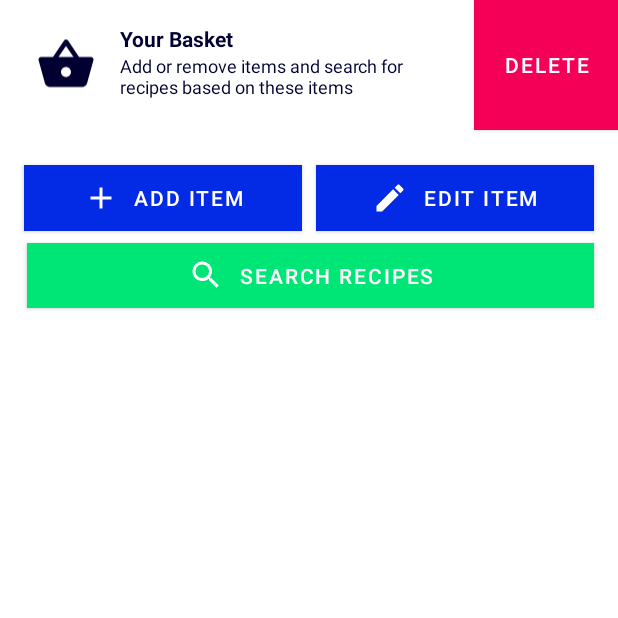
After one commit to veegishx/SmartyBucket, an Android app: the ReviewListImageItems screen opened directly, with no data from a screen before it, on a phone screen of 412 x 824 dp, the top half of it. The commit adds this screen. Run offline under Robolectric (Android 15) with nearby library versions, the phone set to English and light mode, and no system bars.

Commit message:
added layout to review items extracted via OCR

```diff
--- a/app/src/main/AndroidManifest.xml
+++ b/app/src/main/AndroidManifest.xml
@@ -11,6 +11,7 @@
         android:supportsRtl="true"
         android:theme="@style/AppTheme"
         android:usesCleartextTraffic="true">
+        <activity android:name=".ReviewListImageItems"></activity>
         <activity android:name=".MainActivity" />
         <activity android:name=".MyProfile" />
         <activity android:name=".parseListImage" />
@@ -26,8 +27,7 @@
                 <category android:name="android.intent.category.LAUNCHER" />
             </intent-filter>
         </activity> <!-- cropping activity -->
-        <activity
-            android:name="com.soundcloud.android.crop.CropImageActivity" /> <!-- Facebook Login activity -->
+        <activity android:name="com.soundcloud.android.crop.CropImageActivity" /> <!-- Facebook Login activity -->
         <activity
             android:name="com.facebook.FacebookActivity"
             android:configChanges="keyboard|keyboardHidden|screenLayout|screenSize|orientation"
@@ -49,21 +49,20 @@
             android:name="com.facebook.sdk.ApplicationId"
             android:value="@string/facebook_app_id"
             tools:replace="android:value" />
-
         <meta-data
             android:name="com.google.android.gms.vision.DEPENDENCIES"
             android:value="ocr" />
     </application>
     <uses-feature
-        android:name="android.hardware.camera.any"
+        android:name="android.hardware.camera"
         android:required="true" />
 
     <uses-feature
-        android:name="android.hardware.camera"
+        android:name="android.hardware.camera.any"
         android:required="true" />
-    <uses-permission android:name="android.permission.WRITE_EXTERNAL_STORAGE" />
     <uses-permission android:name="android.permission.CAMERA" />
-
     <uses-permission android:name="android.permission.INTERNET" />
 
+    <uses-permission android:name="android.permission.WRITE_EXTERNAL_STORAGE" />
+
 </manifest>
--- a/app/src/main/java/com/saphyrelabs/smartybucket/MainActivity.java
+++ b/app/src/main/java/com/saphyrelabs/smartybucket/MainActivity.java
@@ -37,12 +37,22 @@ import java.util.Arrays;
 
 public class MainActivity extends AppCompatActivity {
     BottomAppBar bab;
+    Button test1;
     private BottomSheetDialog bottomSheetDialog;
 
     @Override
     protected void onCreate(Bundle savedInstanceState) {
         super.onCreate(savedInstanceState);
         setContentView(R.layout.activity_main);
+
+        test1 = (Button) findViewById(R.id.test1);
+        test1.setOnClickListener(new View.OnClickListener() {
+            @Override
+            public void onClick(View view) {
+                Intent i = new Intent(MainActivity.this, ReviewListImageItems.class);
+                startActivity(i);
+            }
+        });
 
         // Retrieving persistent data
         SharedPreferences myPreferences = getSharedPreferences("myPreferences", MODE_PRIVATE);
--- /dev/null
+++ b/app/src/main/java/com/saphyrelabs/smartybucket/ReviewListImageItems.java
@@ -0,0 +1,14 @@
+package com.saphyrelabs.smartybucket;
+
+import androidx.appcompat.app.AppCompatActivity;
+
+import android.os.Bundle;
+
+public class ReviewListImageItems extends AppCompatActivity {
+
+    @Override
+    protected void onCreate(Bundle savedInstanceState) {
+        super.onCreate(savedInstanceState);
+        setContentView(R.layout.activity_review_list_image_items);
+    }
+}
--- /dev/null
+++ b/app/src/main/java/com/saphyrelabs/smartybucket/adapter/ListItemAdapter.java
@@ -0,0 +1,4 @@
+package com.saphyrelabs.smartybucket.adapter;
+
+public class ListItemAdapter {
+}
--- /dev/null
+++ b/app/src/main/res/drawable/ic_edit_black_24dp.xml
@@ -0,0 +1,5 @@
+<vector android:height="24dp" android:tint="#FFFFFF"
+    android:viewportHeight="24.0" android:viewportWidth="24.0"
+    android:width="24dp" xmlns:android="http://schemas.android.com/apk/res/android">
+    <path android:fillColor="#FF000000" android:pathData="M3,17.25V21h3.75L17.81,9.94l-3.75,-3.75L3,17.25zM20.71,7.04c0.39,-0.39 0.39,-1.02 0,-1.41l-2.34,-2.34c-0.39,-0.39 -1.02,-0.39 -1.41,0l-1.83,1.83 3.75,3.75 1.83,-1.83z"/>
+</vector>
--- /dev/null
+++ b/app/src/main/res/drawable/ic_shopping_basket_black_24dp.xml
@@ -0,0 +1,5 @@
+<vector android:height="24dp" android:tint="#010031"
+    android:viewportHeight="24.0" android:viewportWidth="24.0"
+    android:width="24dp" xmlns:android="http://schemas.android.com/apk/res/android">
+    <path android:fillColor="#FF000000" android:pathData="M17.21,9l-4.38,-6.56c-0.19,-0.28 -0.51,-0.42 -0.83,-0.42 -0.32,0 -0.64,0.14 -0.83,0.43L6.79,9L2,9c-0.55,0 -1,0.45 -1,1 0,0.09 0.01,0.18 0.04,0.27l2.54,9.27c0.23,0.84 1,1.46 1.92,1.46h13c0.92,0 1.69,-0.62 1.93,-1.46l2.54,-9.27L23,10c0,-0.55 -0.45,-1 -1,-1h-4.79zM9,9l3,-4.4L15,9L9,9zM12,17c-1.1,0 -2,-0.9 -2,-2s0.9,-2 2,-2 2,0.9 2,2 -0.9,2 -2,2z"/>
+</vector>
--- a/app/src/main/res/layout/activity_main.xml
+++ b/app/src/main/res/layout/activity_main.xml
@@ -233,11 +233,12 @@
                 </RelativeLayout>
             </androidx.cardview.widget.CardView>
 
-            <ImageView
-                android:layout_width="wrap_content"
-                android:layout_height="200dp"
-                android:layout_margin="20dp"
-                app:srcCompat="@drawable/dissertation_project_logo_black" />
+            <Button
+                android:id="@+id/test1"
+                android:layout_width="match_parent"
+                android:layout_height="wrap_content"
+                android:text="Test List Item Edit Layout" />
+
         </LinearLayout>
     </ScrollView>
 
--- /dev/null
+++ b/app/src/main/res/layout/activity_review_list_image_items.xml
@@ -0,0 +1,134 @@
+<?xml version="1.0" encoding="utf-8"?>
+<androidx.constraintlayout.widget.ConstraintLayout xmlns:android="http://schemas.android.com/apk/res/android"
+    xmlns:app="http://schemas.android.com/apk/res-auto"
+    xmlns:tools="http://schemas.android.com/tools"
+    android:layout_width="match_parent"
+    android:layout_height="match_parent"
+    tools:context=".ReviewListImageItems">
+
+    <androidx.appcompat.widget.Toolbar
+        android:id="@+id/toolbar"
+        android:layout_width="415dp"
+        android:layout_height="86dp"
+        android:background="#FFFFFF"
+        android:minHeight="?attr/actionBarSize"
+        android:theme="?attr/actionBarTheme"
+        app:layout_constraintStart_toStartOf="parent"
+        app:layout_constraintTop_toTopOf="parent"
+        app:titleMargin="0dp" />
+
+    <Button
+        android:id="@+id/deleteListItems"
+        android:layout_width="96dp"
+        android:layout_height="87dp"
+        android:layout_weight="1"
+        android:backgroundTint="#F50057"
+        android:insetTop="0dp"
+        android:insetBottom="0dp"
+        android:text="DELETE"
+        app:cornerRadius="0dp"
+        app:layout_constraintBottom_toBottomOf="@+id/toolbar"
+        app:layout_constraintEnd_toEndOf="parent" />
+
+    <Button
+        android:id="@+id/addListItem"
+        android:layout_width="185dp"
+        android:layout_height="44dp"
+        android:layout_marginStart="16dp"
+        android:layout_marginTop="24dp"
+        android:layout_weight="1"
+        android:backgroundTint="#032AE4"
+        android:insetTop="0dp"
+        android:insetBottom="0dp"
+        android:text="ADD ITEM"
+        app:cornerRadius="0dp"
+        app:icon="@drawable/ic_add_black_24dp"
+        app:iconGravity="textStart"
+        app:iconPadding="10dp"
+        app:layout_constraintStart_toStartOf="parent"
+        app:layout_constraintTop_toBottomOf="@+id/toolbar" />
+
+    <Button
+        android:id="@+id/editListItem"
+        android:layout_width="185dp"
+        android:layout_height="44dp"
+        android:layout_marginTop="24dp"
+        android:layout_marginEnd="16dp"
+        android:layout_weight="1"
+        android:backgroundTint="#032AE4"
+        android:insetTop="0dp"
+        android:insetBottom="0dp"
+        android:text="EDIT ITEM"
+        app:cornerRadius="0dp"
+        app:icon="@drawable/ic_edit_black_24dp"
+        app:iconGravity="textStart"
+        app:iconPadding="10dp"
+        app:layout_constraintEnd_toEndOf="parent"
+        app:layout_constraintTop_toBottomOf="@+id/toolbar" />
+
+    <Button
+        android:id="@+id/searchListRecipe"
+        android:layout_width="378dp"
+        android:layout_height="43dp"
+        android:layout_marginTop="76dp"
+        android:layout_marginEnd="16dp"
+        android:layout_weight="1"
+        android:backgroundTint="#00E676"
+        android:insetTop="0dp"
+        android:insetBottom="0dp"
+        android:text="SEARCH RECIPES"
+        app:cornerRadius="0dp"
+        app:icon="@drawable/ic_search_white_24dp"
+        app:iconGravity="textStart"
+        app:iconPadding="10dp"
+        app:layout_constraintEnd_toEndOf="parent"
+        app:layout_constraintTop_toBottomOf="@+id/toolbar" />
+
+    <TextView
+        android:id="@+id/textView22"
+        android:layout_width="wrap_content"
+        android:layout_height="wrap_content"
+        android:layout_marginStart="80dp"
+        android:layout_marginTop="16dp"
+        android:text="Your Basket"
+        android:textColor="#010031"
+        android:textColorHighlight="#010031"
+        android:textColorHint="#010031"
+        android:textStyle="bold"
+        app:layout_constraintStart_toStartOf="parent"
+        app:layout_constraintTop_toTopOf="parent" />
+
+    <TextView
+        android:id="@+id/textView23"
+        android:layout_width="212dp"
+        android:layout_height="37dp"
+        android:layout_marginStart="80dp"
+        android:text="Add or remove items and search for recipes based on these items"
+        android:textAllCaps="false"
+        android:textColor="#010031"
+        android:textColorHighlight="#010031"
+        android:textColorHint="#010031"
+        android:textColorLink="#010031"
+        android:textSize="12sp"
+        app:layout_constraintStart_toStartOf="parent"
+        app:layout_constraintTop_toBottomOf="@+id/textView22" />
+
+    <ImageView
+        android:id="@+id/imageView5"
+        android:layout_width="40dp"
+        android:layout_height="54dp"
+        android:layout_marginStart="24dp"
+        android:layout_marginBottom="16dp"
+        android:src="@drawable/ic_shopping_basket_black_24dp"
+        app:layout_constraintBottom_toBottomOf="@+id/toolbar"
+        app:layout_constraintStart_toStartOf="parent" />
+
+    <androidx.recyclerview.widget.RecyclerView
+        android:id="@+id/listItemsRecyclerView"
+        android:layout_width="411dp"
+        android:layout_height="504dp"
+        android:layout_marginTop="20dp"
+        app:layout_constraintStart_toStartOf="parent"
+        app:layout_constraintTop_toBottomOf="@+id/searchListRecipe" />
+
+</androidx.constraintlayout.widget.ConstraintLayout>
```
